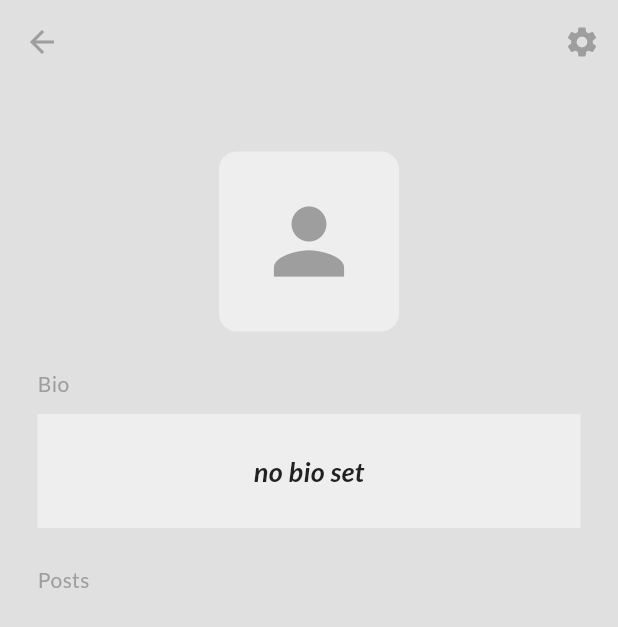
After one commit to 0xAhmd/graph, a Flutter app: the HomePage screen opened directly, in the side drawer, after a tap on "P R O F I L E", on a phone screen of 412 x 824 dp. The commit adds this screen. Shown: the top 627 px of the screen. Run offline on Flutter 3.47's test engine with Material 3 defaults, Android fonts, the phone set to English and light mode, and no system bars; our stand-ins replace bloc, cloud_firestore, firebase_auth, firebase_core, flutter_bloc, google_fonts; accounts and stored records are empty; generated files the repository leaves out were written again.

Commit message:
profile feature + profile info update bio

```diff
--- a/lib/features/posts/presentation/pages/home_page.dart
+++ b/lib/features/home/presentation/pages/home_page.dart
@@ -1,6 +1,6 @@
 import 'package:flutter/material.dart';
-import 'package:flutter_bloc/flutter_bloc.dart';
-import 'package:ig_mate/features/auth/presentation/cubit/cubit/auth_cubit.dart';
+
+import 'package:ig_mate/features/home/presentation/widgets/home_drawer.dart';
 
 class HomePage extends StatefulWidget {
   const HomePage({super.key});
@@ -13,17 +13,11 @@ class _HomePageState extends State<HomePage> {
   Widget build(BuildContext context) {
     return Scaffold(
       appBar: AppBar(
-        actions: [
-          IconButton(
-            onPressed: () {
-              context.read<AuthCubit>().logout();
-            },
-            icon: const Icon(Icons.logout_rounded),
-          ),
-        ],
+
         centerTitle: true,
         title: const Text("Home Page"),
       ),
+      drawer: const HomeDrawer(),
     );
   }
 }
--- /dev/null
+++ b/lib/features/home/presentation/widgets/drawer_tile.dart
@@ -0,0 +1,28 @@
+import 'package:flutter/material.dart';
+
+class DrawerTile extends StatelessWidget {
+  const DrawerTile({
+    super.key,
+    required this.icon,
+    required this.title,
+    required this.onTap,
+  });
+
+  final IconData icon;
+  final String title;
+  final void Function() onTap;
+  @override
+  Widget build(BuildContext context) {
+    return ListTile(
+      leading: Icon(icon, color: Theme.of(context).colorScheme.primary),
+      title: Text(
+        title,
+        style: TextStyle(
+          color: Theme.of(context).colorScheme.inversePrimary,
+          fontSize: 18,
+        ),
+      ),
+      onTap: onTap,
+    );
+  }
+}
--- /dev/null
+++ b/lib/features/home/presentation/widgets/home_drawer.dart
@@ -0,0 +1,84 @@
+import 'package:flutter/material.dart';
+import 'package:flutter_bloc/flutter_bloc.dart';
+import 'package:ig_mate/features/auth/presentation/cubit/cubit/auth_cubit.dart';
+import 'package:ig_mate/features/home/presentation/widgets/drawer_tile.dart';
+import 'package:ig_mate/features/profile/presentation/pages/profile_page.dart';
+
+class HomeDrawer extends StatelessWidget {
+  const HomeDrawer({super.key});
+
+  @override
+  Widget build(BuildContext context) {
+    return Drawer(
+      backgroundColor: Theme.of(context).colorScheme.surface,
+
+      child: SafeArea(
+        child: Padding(
+          padding: const EdgeInsets.symmetric(horizontal: 25.0),
+          child: Column(
+            mainAxisAlignment: MainAxisAlignment.center,
+            children: [
+              Padding(
+                padding: const EdgeInsets.symmetric(vertical: 50),
+                child: Image.asset(
+                  color: Theme.of(context).colorScheme.primary,
+                  'assets/images/graph.png',
+                  width: 124,
+                ),
+              ),
+              Divider(color: Theme.of(context).colorScheme.primary),
+              const SizedBox(height: 10),
+              // home tile
+              DrawerTile(
+                icon: Icons.home_filled,
+                title: "H O M E ",
+                onTap: () {
+                  Navigator.pop(context);
+                },
+              ),
+              // profile tile
+              DrawerTile(
+                icon: Icons.person,
+                title: "P R O F I L E",
+                onTap: () {
+                  Navigator.pop(context);
+                  final user = context.read<AuthCubit>().currentUser;
+                  String? uid = user!.uid;
+                  Navigator.push(
+                    context,
+                    MaterialPageRoute(
+                      builder: (context) => ProfilePage(uid: uid),
+                    ),
+                  );
+                },
+              ),
+              // settings tile
+              DrawerTile(
+                icon: Icons.settings,
+                title: "S E T T I N G S ",
+                onTap: () {},
+              ),
+              // search tile
+              DrawerTile(
+                icon: Icons.search_rounded,
+                title: "S E A R C H",
+                onTap: () {},
+              ),
+              // chat tile
+              DrawerTile(icon: Icons.chat_rounded, title: "D M ", onTap: () {}),
+              // logout tile
+              const Spacer(),
+              DrawerTile(
+                icon: Icons.logout,
+                title: "L O G O U T ",
+                onTap: () {
+                  context.read<AuthCubit>().logout();
+                },
+              ),
+            ],
+          ),
+        ),
+      ),
+    );
+  }
+}
--- /dev/null
+++ b/lib/features/profile/data/repo/profile_user_repo.dart
@@ -0,0 +1,49 @@
+import 'package:cloud_firestore/cloud_firestore.dart';
+import 'package:flutter/foundation.dart';
+import 'package:ig_mate/features/profile/domain/entities/profile_user.dart';
+import 'package:ig_mate/features/profile/domain/repo/profile_user.dart';
+
+class ProfileUserRepo implements ProfileUserRepoDomain {
+  final FirebaseFirestore firestore = FirebaseFirestore.instance;
+  @override
+  Future<ProfileUserEntity?> fetchUserProfile(String uid) async {
+    try {
+      final userDoc = await firestore.collection('users').doc(uid).get();
+
+      if (userDoc.exists) {
+        final userData = userDoc.data();
+
+        if (userData != null) {
+          return ProfileUserEntity(
+            bio: userData['bio'] ?? '',
+            profileImgUrl: userData['profileImgUrl'] ?? '',
+            uid: uid,
+            name: userData['name'],
+            email: userData['email'],
+          );
+        }
+      }
+      return null;
+    } catch (e) {
+      debugPrint(e.toString());
+      return null;
+    }
+  }
+
+  @override
+  Future<void> updateUserProfile(ProfileUserEntity updatedProfile) async {
+    try {
+      await firestore.collection('users').doc(updatedProfile.uid).update({
+        'bio': (updatedProfile.bio == 'null') ? '' : updatedProfile.bio,
+        'profileImgUrl': (updatedProfile.profileImgUrl == 'null')
+            ? ''
+            : (updatedProfile.profileImgUrl),
+      });
+      print(
+        'Updating: bio=${updatedProfile.bio}, profileImgUrl=${updatedProfile.profileImgUrl}',
+      );
+    } catch (e) {
+      throw Exception(e);
+    }
+  }
+}
--- /dev/null
+++ b/lib/features/profile/domain/entities/profile_user.dart
@@ -0,0 +1,35 @@
+import 'package:ig_mate/features/auth/domain/entities/app_user.dart';
+import 'package:json_annotation/json_annotation.dart';
+
+part 'profile_user.g.dart';
+
+@JsonSerializable()
+class ProfileUserEntity extends AppUser {
+  @JsonKey(defaultValue: '')
+  final String bio;
+  @JsonKey(defaultValue: '')
+  final String profileImgUrl;
+  ProfileUserEntity({
+    required this.bio,
+    required this.profileImgUrl,
+    required super.uid,
+    required super.name,
+    required super.email,
+  });
+
+  ProfileUserEntity copyWith({String? newBio, String? newProfileImgUrl}) {
+    return ProfileUserEntity(
+      bio: newBio ?? bio,
+      profileImgUrl: newProfileImgUrl ?? profileImgUrl,
+      uid: uid,
+      name: name,
+      email: email,
+    );
+  }
+
+  @override
+  Map<String, dynamic> toJson() => _$ProfileUserEntityToJson(this);
+
+  factory ProfileUserEntity.fromJson(Map<String, dynamic> json) =>
+      _$ProfileUserEntityFromJson(json);
+}
--- /dev/null
+++ b/lib/features/profile/domain/repo/profile_user.dart
@@ -0,0 +1,6 @@
+import 'package:ig_mate/features/profile/domain/entities/profile_user.dart';
+
+abstract class ProfileUserRepoDomain {
+  Future<ProfileUserEntity?> fetchUserProfile(String uid);
+  Future<void> updateUserProfile(ProfileUserEntity profileUser);
+}
--- /dev/null
+++ b/lib/features/profile/presentation/cubit/cubit/profile_cubit.dart
@@ -0,0 +1,49 @@
+import 'package:bloc/bloc.dart';
+import 'package:ig_mate/features/profile/data/repo/profile_user_repo.dart';
+import 'package:ig_mate/features/profile/domain/entities/profile_user.dart';
+import 'package:meta/meta.dart';
+
+part 'profile_state.dart';
+
+class ProfileCubit extends Cubit<ProfileState> {
+  final ProfileUserRepo repo;
+  ProfileCubit(this.repo) : super(ProfileInitial());
+
+  Future<void> fetchUserProfile(String uid) async {
+    try {
+      emit(ProfileLoading());
+      final user = await repo.fetchUserProfile(uid);
+      if (user != null) {
+        emit(ProfileLoaded(profileUserEntity: user));
+      } else {
+        emit(ProfileError(errMessage: 'user not found'));
+      }
+    } catch (e) {
+      emit(ProfileError(errMessage: e.toString()));
+    }
+  }
+
+  Future<void> updatedProfile({required String uid, String? newBio}) async {
+    emit(ProfileLoading());
+    try {
+      final currentUser = await repo.fetchUserProfile(uid);
+      if (currentUser == null) {
+        emit(ProfileError(errMessage: 'failed to fetch user info'));
+        return;
+      }
+      final updatedProfile = currentUser.copyWith(
+        newBio: newBio ?? currentUser.bio,
+      );
+      await repo.updateUserProfile(updatedProfile);
+
+      final refreshedUser = await repo.fetchUserProfile(uid);
+      if (refreshedUser != null) {
+        emit(ProfileLoaded(profileUserEntity: refreshedUser));
+      } else {
+        emit(ProfileError(errMessage: 'Failed to fetch updated user info'));
+      }
+    } catch (e) {
+      emit(ProfileError(errMessage: "Error when updating the user info: $e"));
+    }
+  }
+}
--- /dev/null
+++ b/lib/features/profile/presentation/cubit/cubit/profile_state.dart
@@ -0,0 +1,20 @@
+part of 'profile_cubit.dart';
+
+@immutable
+sealed class ProfileState {}
+
+final class ProfileInitial extends ProfileState {}
+
+final class ProfileLoading extends ProfileState {}
+
+final class ProfileLoaded extends ProfileState {
+  final ProfileUserEntity profileUserEntity;
+
+  ProfileLoaded({required this.profileUserEntity});
+}
+
+final class ProfileError extends ProfileState {
+  final String errMessage;
+
+  ProfileError({required this.errMessage});
+}
--- /dev/null
+++ b/lib/features/profile/presentation/pages/profile_page.dart
@@ -0,0 +1,124 @@
+import 'package:flutter/cupertino.dart';
+import 'package:flutter/material.dart';
+import 'package:flutter_bloc/flutter_bloc.dart';
+import 'package:ig_mate/features/auth/domain/entities/app_user.dart';
+import 'package:ig_mate/features/auth/presentation/cubit/cubit/auth_cubit.dart';
+import 'package:ig_mate/features/profile/presentation/cubit/cubit/profile_cubit.dart';
+import 'package:ig_mate/features/profile/presentation/pages/edit_profile_page.dart';
+import 'package:ig_mate/features/profile/presentation/widgets/bio_box.dart';
+
+class ProfilePage extends StatefulWidget {
+  final String uid;
+  const ProfilePage({super.key, required this.uid});
+
+  @override
+  State<ProfilePage> createState() => _ProfilePageState();
+}
+
+class _ProfilePageState extends State<ProfilePage> {
+  late final authCubit = context.read<AuthCubit>();
+  late final profileCubit = context.read<ProfileCubit>();
+  late AppUser? currentUser = authCubit.currentUser;
+  @override
+  void initState() {
+    profileCubit.fetchUserProfile(widget.uid);
+    super.initState();
+  }
+
+  @override
+  Widget build(BuildContext context) {
+    return BlocBuilder<ProfileCubit, ProfileState>(
+      builder: (context, state) {
+        if (state is ProfileLoaded) {
+          final user = state.profileUserEntity;
+          return Scaffold(
+            appBar: AppBar(
+              actions: [
+                IconButton(
+                  onPressed: () {
+                    Navigator.push(
+                      context,
+                      MaterialPageRoute(
+                        builder: (context) =>
+                            EditProfilePage(profileUserEntity: user),
+                      ),
+                    );
+                  },
+                  icon: const Icon(Icons.settings),
+                ),
+              ],
+              centerTitle: true,
+              title: Text(user.name),
+              foregroundColor: Theme.of(context).colorScheme.primary,
+            ),
+            body: Center(
+              child: Column(
+                children: [
+                  Text(
+                    user.email,
+                    style: TextStyle(
+                      color: Theme.of(context).colorScheme.primary,
+                    ),
+                  ),
+                  const SizedBox(height: 25),
+                  Container(
+                    padding: const EdgeInsets.all(25),
+                    height: 120,
+                    width: 120,
+                    decoration: BoxDecoration(
+                      borderRadius: BorderRadius.circular(12),
+                      color: Theme.of(context).colorScheme.secondary,
+                    ),
+                    child: Icon(
+                      Icons.person,
+                      size: 70,
+                      color: Theme.of(context).colorScheme.primary,
+                    ),
+                  ),
+
+                  const SizedBox(height: 25),
+                  // bio box
+                  Padding(
+                    padding: const EdgeInsets.only(left: 25.0),
+                    child: Row(
+                      children: [
+                        Text(
+                          "Bio",
+                          style: TextStyle(
+                            color: Theme.of(context).colorScheme.primary,
+                          ),
+                        ),
+                      ],
+                    ),
+                  ),
+                  const SizedBox(height: 10),
+                  BioBox(text: user.bio),
+
+                  Padding(
+                    padding: const EdgeInsets.only(left: 25.0, top: 25),
+                    child: Row(
+                      children: [
+                        Text(
+                          "Posts",
+                          style: TextStyle(
+                            color: Theme.of(context).colorScheme.primary,
+                          ),
+                        ),
+                      ],
+                    ),
+                  ),
+                ],
+              ),
+            ),
+          );
+        } else if (state is ProfileLoading) {
+          return const Scaffold(
+            body: Center(child: CupertinoActivityIndicator()),
+          );
+        } else {
+          return const Center(child: Text("No Profile loaded"));
+        }
+      },
+    );
+  }
+}
--- /dev/null
+++ b/lib/features/profile/presentation/widgets/bio_box.dart
@@ -0,0 +1,27 @@
+import 'package:flutter/material.dart';
+
+class BioBox extends StatelessWidget {
+  const BioBox({super.key, required this.text});
+  final String text;
+  @override
+  Widget build(BuildContext context) {
+    return Container(
+      margin: const EdgeInsets.symmetric(horizontal: 25),
+      width: double.infinity,
+      padding: const EdgeInsets.all(25),
+      decoration: BoxDecoration(color: Theme.of(context).colorScheme.secondary),
+      child: Center(
+        child: Text(
+          text.isNotEmpty ? text : 'no bio set',
+
+          style: TextStyle(
+            fontSize: 18,
+            fontWeight: FontWeight.bold,
+            fontStyle: FontStyle.italic,
+            color: Theme.of(context).colorScheme.inversePrimary,
+          ),
+        ),
+      ),
+    );
+  }
+}
--- a/pubspec.yaml
+++ b/pubspec.yaml
@@ -1,3 +1,4 @@
+#cspell:disable
 name: ig_mate
 description: "A new Flutter project."
 # The following line prevents the package from being accidentally published to
@@ -61,8 +62,8 @@ flutter:
   # the material Icons class.
   uses-material-design: true
   # To add assets to your application, add an assets section, like this:
-  # assets:
-  #   - images/a_dot_burr.jpeg
+  assets:
+    - assets/images/
   #   - images/a_dot_ham.jpeg
   # An image asset can refer to one or more resolution-specific "variants", see
   # https://flutter.dev/to/resolution-aware-images
```
Also changed, not shown: lib/app.dart (+19 -6 lines), lib/features/auth/data/repo/firebase_auth_repo.dart (+7 -6 lines), lib/features/auth/presentation/pages/register_page.dart (+4 -5 lines), lib/features/profile/presentation/pages/edit_profile_page.dart (added, +86 -0 lines), assets/images/graph.png (added), lib/features/profile/domain/entities/profile_user.g.dart (added).
